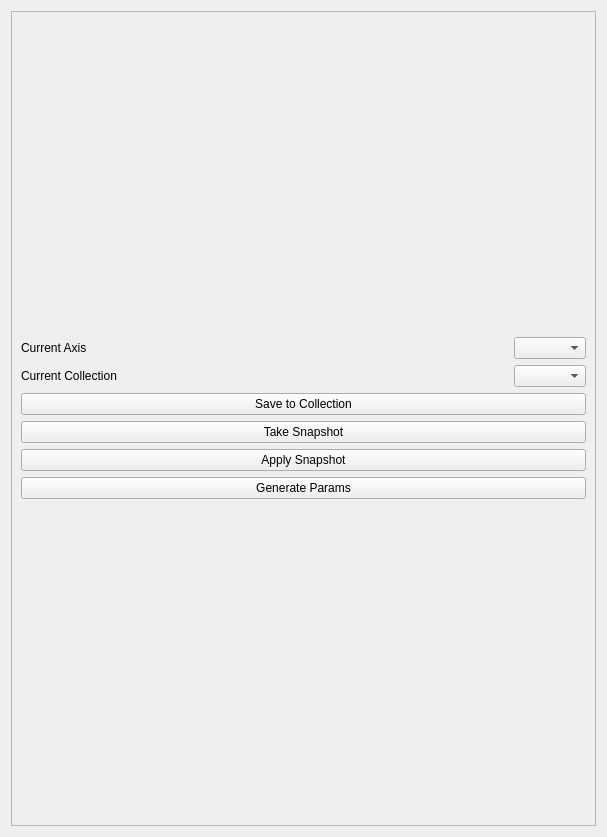
This is lcls_user_motor_gui/ui/stage-config.ui in pcdshub/lcls-user-motor-gui as Qt 5 draws it before an edit. The edited form follows.
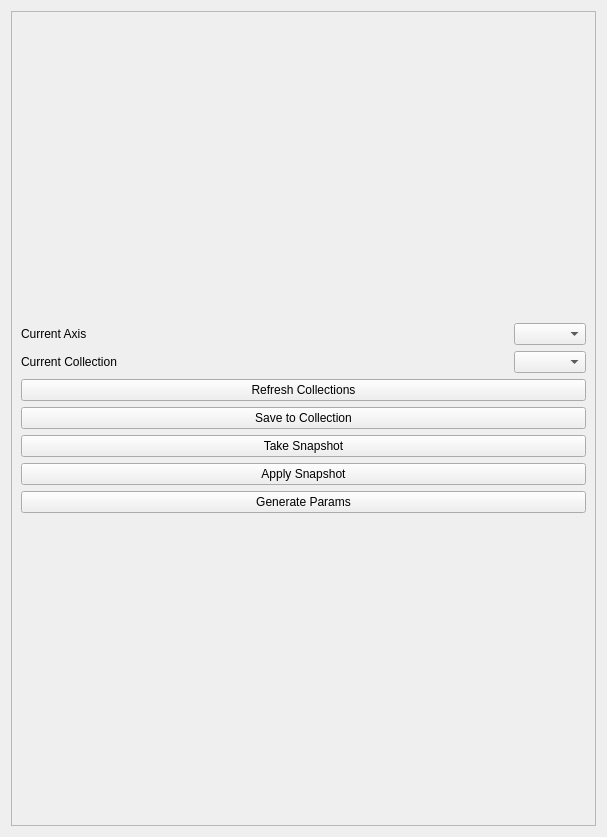
This is the edited form.

Commit message: added support for using the stage config settings widgets to select axis and collection

Patch:
```diff
--- a/lcls_user_motor_gui/ui/stage-config.ui
+++ b/lcls_user_motor_gui/ui/stage-config.ui
@@ -94,6 +94,13 @@
            <property name="bottomMargin">
             <number>0</number>
            </property>
+           <item>
+            <widget class="QPushButton" name="refresh_collections">
+             <property name="text">
+              <string>Refresh Collections</string>
+             </property>
+            </widget>
+           </item>
            <item>
             <widget class="QPushButton" name="save_collection">
              <property name="text">
```
The commit also changes 3 other files.
